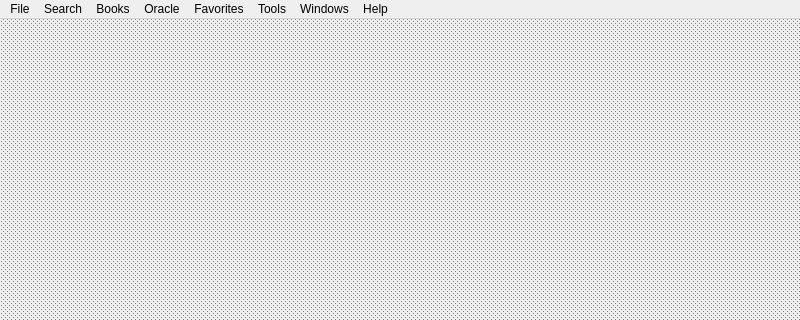
MValaguz/MGrep, file source/qtdesigner/MGrep_ui.ui: the form before one commit; both pictures show x 0 to 800 and y 0 to 320 of the 800 by 600 pixel window.
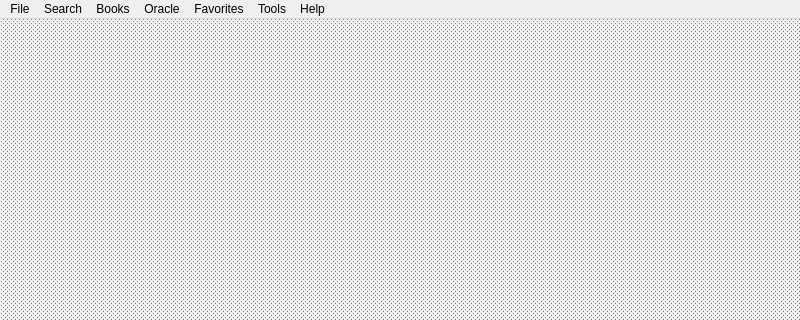
The form after the commit. Icons and pictures are not drawn.

```diff
--- a/source/qtdesigner/MGrep_ui.ui
+++ b/source/qtdesigner/MGrep_ui.ui
@@ -127,22 +127,12 @@
     <addaction name="actionChange_log"/>
     <addaction name="actionConsole"/>
    </widget>
-   <widget class="QMenu" name="menuWindows">
-    <property name="title">
-     <string>Windows</string>
-    </property>
-    <addaction name="actionCascade"/>
-    <addaction name="actionTile_horizontaly"/>
-    <addaction name="actionTile_vertically"/>
-    <addaction name="separator"/>
-   </widget>
    <addaction name="menuFile"/>
    <addaction name="menuSearch"/>
    <addaction name="menuBooks"/>
    <addaction name="menuOracle"/>
    <addaction name="menuFavorites"/>
    <addaction name="menuTools"/>
-   <addaction name="menuWindows"/>
    <addaction name="menuHelp"/>
   </widget>
   <widget class="QStatusBar" name="statusbar"/>
```
Left out of the diff: 68 changed lines with no effect on the pictures.
